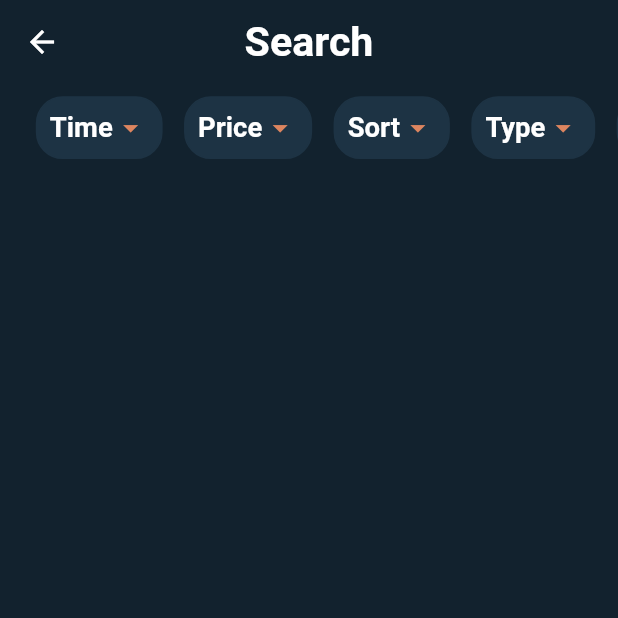
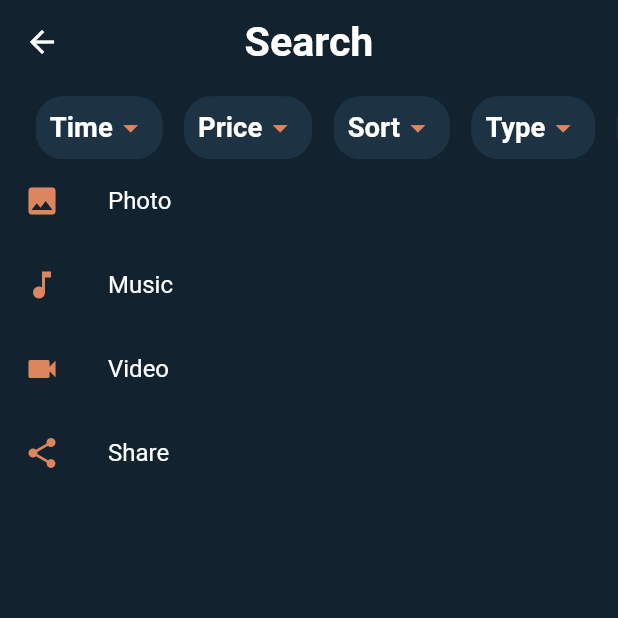
Before and after one commit to Qaiser926/main, a Flutter app: the screen it shows after launch, on a phone screen of 412 x 824 dp, the top half of it. Run offline on Flutter 3.47's test engine with Material 2 defaults, Android fonts, the phone set to English and light mode, and no system bars; our stand-ins replace carousel_slider, flutter_map, flutter_screenutil, flutter_svg, freezed_annotation, geolocator and 8 more; missing offline and left inert: add_2_calendar, amplify_api, amplify_flutter, instant, maps_launcher; generated files the repository leaves out were written again.

Commit message:
merged hannes branch in. not working

```diff
--- a/lib/core/search/search.dart
+++ b/lib/core/search/search.dart
@@ -41,6 +41,7 @@ import 'dart:convert';
 import 'package:amplify_api/amplify_api.dart';
 import 'package:flutter/material.dart';
 import 'package:provider/provider.dart';
+import '../../widgets/categorization_filter.dart';
 import '../../widgets/filter_related/search_notifier.dart';
 import '../../widgets/filter_related/dropdown_appbar.dart';
 
@@ -61,22 +62,20 @@ class SearchPage extends StatelessWidget {
             primary: true,
             appBar: DropDownAppBar(context: context, appBarTitle: "Search"),
             // here the category pictures
-            body: getSearchScreen(),
+            body: CategoryFilter(),
           );}),
     );
   }
 
-  Widget getSearchScreen() {
-    return Consumer<SearchNotifier>(builder: (context, model, child) {
-      if (model.isShowResults()) {
-        // differentiate here between search results (show different screen if nothing was found)
-        return Text("${model.getPriceRange.toString()}");
-      } else {
-        // here the category screen in the beginning
-        return SizedBox(
-          height: 100,
-        );
-      }
-    });
-  }
+  // Widget getSearchScreen() {
+  //   return Consumer<SearchNotifier>(builder: (context, model, child) {
+  //     // if (model.isShowResults()) {
+  //     //   // differentiate here between search results (show different screen if nothing was found)
+  //     //   return Text("${model.getPriceRange.toString()}");
+  //     // } else {
+  //       // here the category screen in the beginning
+  //       return ;
+  //     // }
+  //   });
+  // }
 }
--- a/lib/widgets/category_filter/exclusives/expanded_widget.dart
+++ b/lib/widgets/category_filter/exclusives/expanded_widget.dart
@@ -94,7 +94,7 @@ class ExpandedWidget extends StatelessWidget {
       SelectedSubcategoryNotifier model) {
     return List<Widget>.generate(
       subcategoryIds.length,
-          (index) =>
+              (index) =>
           SizedBox(
             height: singleExpandedHeight,
             child: Row(
--- a/lib/widgets/dropdown_appbar.dart
+++ /dev/null
@@ -1,29 +0,0 @@
-import 'package:flutter/material.dart';
-import 'package:flutter_screenutil/flutter_screenutil.dart';
-import 'package:othia/widgets/dropdown_bar.dart';
-
-import '../../../config/themes/theme_config.dart';
-import '../../../constants/colors.dart';
-import '../../../utils/ui/ui_utils.dart';
-import 'package:flutter_gen/gen_l10n/app_localizations.dart';
-
-class DropDownAppBar extends AppBar {
-  final String appBarTitle;
-  final BuildContext context;
-
-  DropDownAppBar(
-      {
-        required this.appBarTitle,
-        required this.context,
-        super.key})
-      : super(
-    title: Text(appBarTitle),
-    elevation: 0,
-    bottom:PreferredSize (
-      preferredSize: const Size(double.infinity, 50),
-
-        child: buildDropdownBar(context: context),
-      ),
-
-  );
-}
```
Also changed, not shown: lib/widgets/event_or_activity_key_data.dart (deleted, +0 -98 lines).
